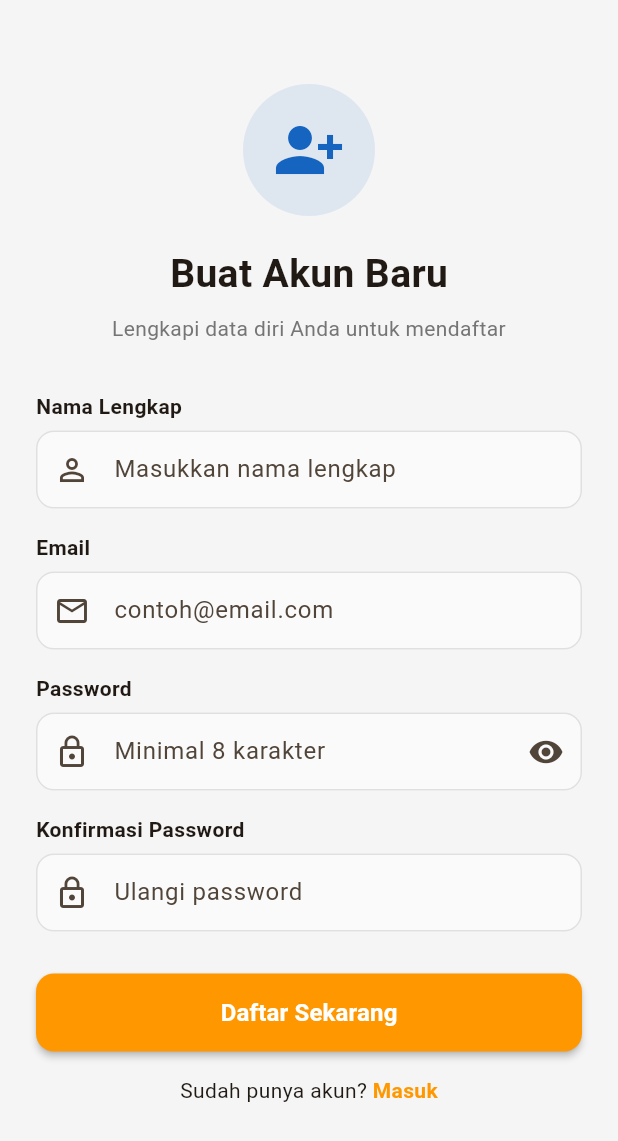
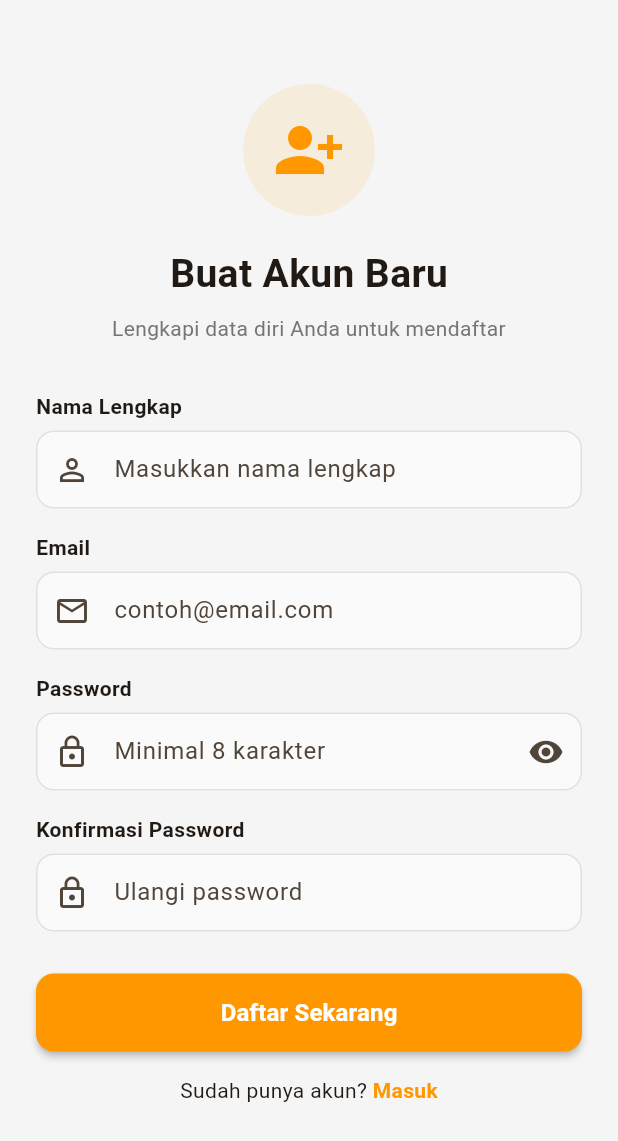
Before and after one commit to ZEINadli/buah_uts_1123150028, a Flutter app: the RegisterPage screen opened by its route, on a phone screen of 412 x 824 dp. Shown: the top 1141 px of the screen. Run offline on Flutter 3.47's test engine with Material 3 defaults, Android fonts, the phone set to English and light mode, and no system bars; our stand-ins replace dio, email_validator, equatable, firebase_auth, firebase_core, flutter_secure_storage and 2 more; accounts and stored records are empty.

Commit message:
style: sesuaikan warna widget header autentikasi

```diff
--- a/lib/core/widgets/auth_header.dart
+++ b/lib/core/widgets/auth_header.dart
@@ -1,3 +1,4 @@
+import 'package:buah_uts_1123150028/core/constants/app_colors.dart';
 import 'package:flutter/material.dart';
 
 class AuthHeader extends StatelessWidget {
@@ -21,13 +22,13 @@ class AuthHeader extends StatelessWidget {
         Container(
           padding: const EdgeInsets.all(20),
           decoration: BoxDecoration(
-            color: (iconColor ?? const Color(0xFF1565C0)).withOpacity(0.1),
+            color: (iconColor ?? AppColors.primary).withOpacity(0.1),
             shape: BoxShape.circle,
           ),
           child: Icon(
             icon,
             size: 48,
-            color: iconColor ?? const Color(0xFF1565C0),
+            color: iconColor ?? AppColors.primary,
           ),
         ),
         const SizedBox(height: 20),
```
